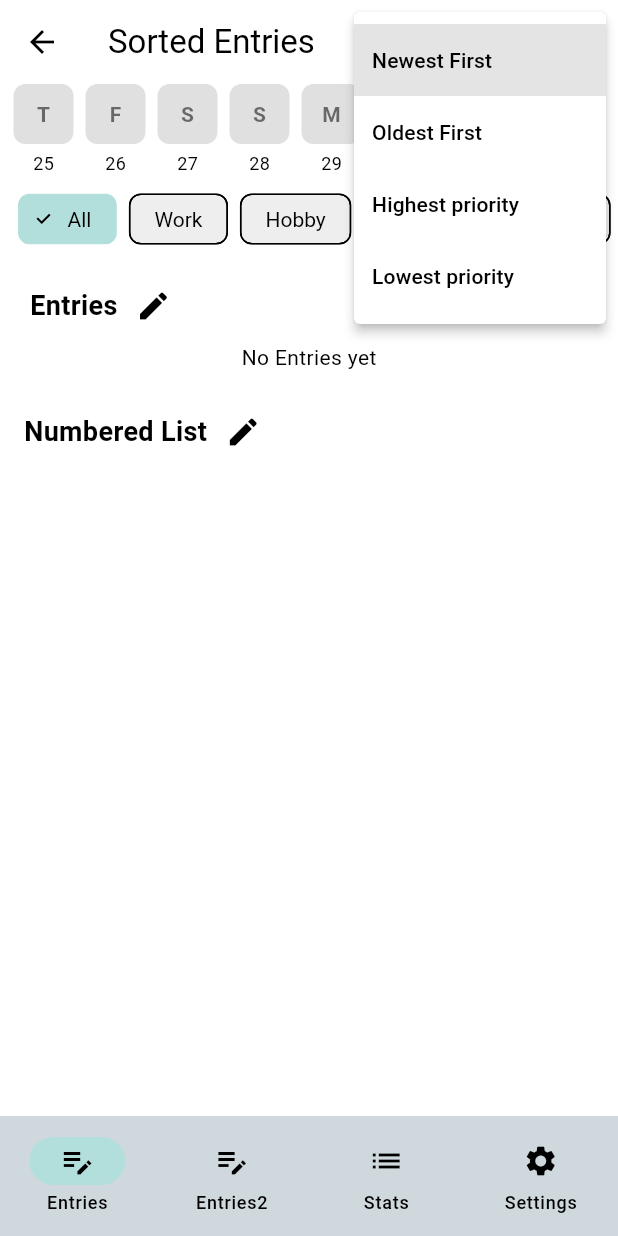
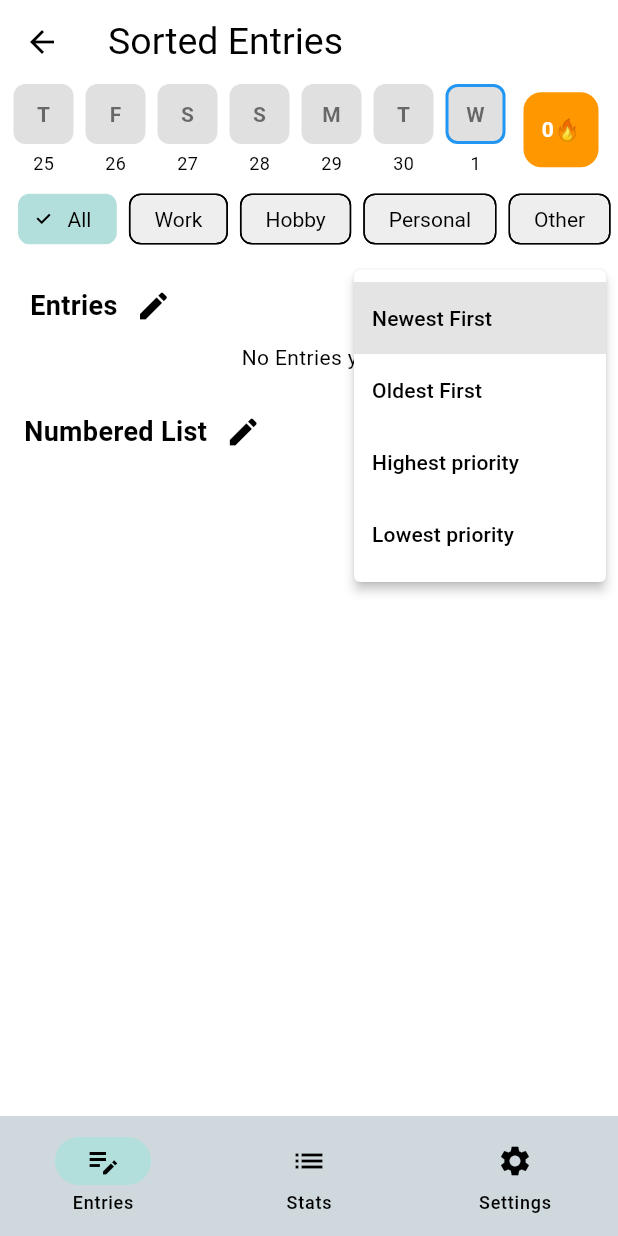
Before and after one commit to Chibinoo/ChatGPT-try, a Flutter app: the WidgetTree screen opened by its route, after a tap on the "more vert" icon, on a phone screen of 412 x 824 dp. Run offline on Flutter 3.47's test engine with Material 3 defaults, Android fonts, the phone set to English and light mode, and no system bars; our stand-ins replace cloud_firestore, firebase_core, fl_chart, flutter_slidable, hive, hive_flutter and 1 more; accounts and stored records are empty.

Commit message:
fix appbar text styling, remove sorted page 2, adjust look on sorted page

```diff
--- a/lib/pages/settings_page.dart
+++ b/lib/pages/settings_page.dart
@@ -12,7 +12,7 @@ class SettingsPage extends StatelessWidget {
     final entryProvider = Provider.of<EntryProvider>(context, listen: false);
 
     return Scaffold(
-      appBar: AppBar(title: Text('Settings')),
+      appBar: AppBar(title: Text('Settings',style: TextStyle(fontSize: 25))),
       body: Padding(
         padding: const EdgeInsets.all(16),
         child: Consumer<EntryProvider>(
--- a/lib/pages/sorted_page.dart
+++ b/lib/pages/sorted_page.dart
@@ -74,32 +74,7 @@ class _SortedPageState extends State<SortedPage> {
 
         return Scaffold(
           appBar: AppBar(
-            title: const Text('Sorted Entries'),
-            actions: [
-              PopupMenuButton<String>(
-                initialValue: _sortOption,
-                onSelected: (value) {
-                  setState(() {
-                    _sortOption = value;
-                  });
-                },
-                itemBuilder: (context) => const [
-                  PopupMenuItem(
-                    value: 'date_desc',
-                    child: Text('Newest First'),
-                  ),
-                  PopupMenuItem(value: 'date_asc', child: Text('Oldest First')),
-                  PopupMenuItem(
-                    value: 'priority_desc',
-                    child: Text('Highest priority'),
-                  ),
-                  PopupMenuItem(
-                    value: 'priority_asc',
-                    child: Text('Lowest priority'),
-                  ),
-                ],
-              ),
-            ],
+            title: const Text('Sorted Entries', style: TextStyle(fontSize: 25)),
           ),
           body: SingleChildScrollView(
             child: Column(
@@ -149,14 +124,41 @@ class _SortedPageState extends State<SortedPage> {
                         );
                       },
                     ),
+                    const Spacer(),
+                    PopupMenuButton<String>(
+                      initialValue: _sortOption,
+                      onSelected: (value) {
+                        setState(() {
+                          _sortOption = value;
+                        });
+                      },
+                      itemBuilder: (context) => const [
+                        PopupMenuItem(
+                          value: 'date_desc',
+                          child: Text('Newest First'),
+                        ),
+                        PopupMenuItem(
+                          value: 'date_asc',
+                          child: Text('Oldest First'),
+                        ),
+                        PopupMenuItem(
+                          value: 'priority_desc',
+                          child: Text('Highest priority'),
+                        ),
+                        PopupMenuItem(
+                          value: 'priority_asc',
+                          child: Text('Lowest priority'),
+                        ),
+                      ],
+                    ),
                   ],
                 ),
                 Container(
                   child: entries.isEmpty
                       ? const Center(child: Text('No Entries yet'))
                       : ListView.builder(
-                        shrinkWrap: true,
-                        physics: const NeverScrollableScrollPhysics(),
+                          shrinkWrap: true,
+                          physics: const NeverScrollableScrollPhysics(),
                           itemCount: entries.length,
                           itemBuilder: (context, index) {
                             final entry = entries[index];
--- a/lib/pages/stats_page.dart
+++ b/lib/pages/stats_page.dart
@@ -25,7 +25,7 @@ class StatsPage extends StatelessWidget {
 
     return Scaffold(
       appBar: AppBar(
-        title: const Text('Statistics'),
+        title: const Text('Statistics',style: TextStyle(fontSize: 25)),
       ),
       body: SingleChildScrollView(
         padding: const EdgeInsets.all(16),
--- a/lib/widgets/navbar_widget.dart
+++ b/lib/widgets/navbar_widget.dart
@@ -25,7 +25,6 @@ class _NavbarWidgetState extends State<NavbarWidget> {
               backgroundColor: theme.bottomNavigationBarTheme.backgroundColor, // <-- use this
               destinations: const [
                 NavigationDestination(icon: Icon(Icons.edit_note_sharp), label: 'Entries'),
-                NavigationDestination(icon: Icon(Icons.edit_note_sharp), label: 'Entries2'),
                 NavigationDestination(icon: Icon(Icons.list), label: 'Stats'),
                 NavigationDestination(icon: Icon(Icons.settings), label: 'Settings')
               ],
--- a/lib/widgets/widget_tree.dart
+++ b/lib/widgets/widget_tree.dart
@@ -2,13 +2,11 @@ import 'package:flutter/material.dart';
 import 'package:flutter_application_1/data/notifiers.dart';
 import 'package:flutter_application_1/pages/settings_page.dart';
 import 'package:flutter_application_1/pages/sorted_page.dart';
-import 'package:flutter_application_1/pages/sorted_page2.dart';
 import 'package:flutter_application_1/pages/stats_page.dart';
 import 'package:flutter_application_1/widgets/navbar_widget.dart';
 
 List<Widget> pages=[
   SortedPage(),
-  SortedPage2(),
   StatsPage(),
   SettingsPage()
 ];
```
